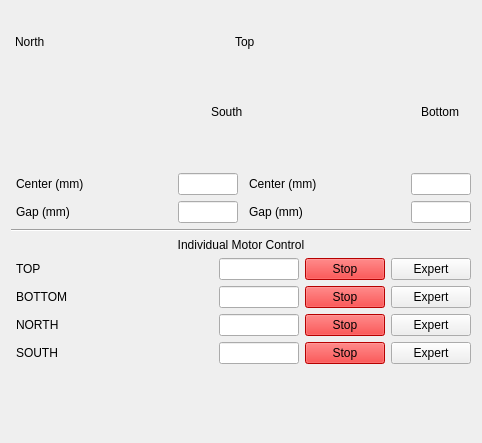
The window that pcdsdevices/ui/BeckhoffSlits.detailed.ui (pcdshub/pcdsdevices) describes before a commit, drawn with Qt 5.
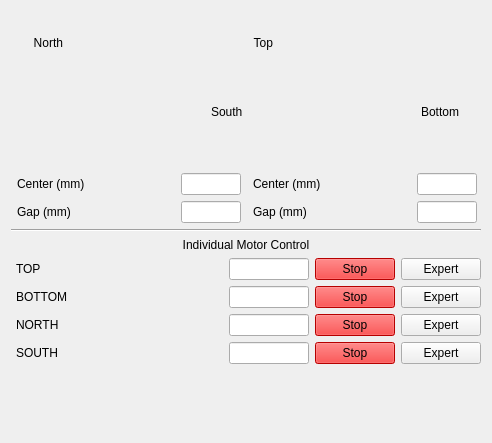
The same window after the commit. Custom widgets are drawn as their Qt base class.

Commit message: ENH: normalize the layouts across the slits screens

Diff of the .ui file:
```diff
--- a/pcdsdevices/ui/BeckhoffSlits.detailed.ui
+++ b/pcdsdevices/ui/BeckhoffSlits.detailed.ui
@@ -6,7 +6,7 @@
    <rect>
     <x>0</x>
     <y>0</y>
-    <width>480</width>
+    <width>488</width>
     <height>443</height>
    </rect>
   </property>
@@ -30,7 +30,7 @@
      </property>
     </widget>
    </item>
-   <item alignment="Qt::AlignHCenter">
+   <item>
     <widget class="QFrame" name="frame">
      <property name="sizePolicy">
       <sizepolicy hsizetype="Fixed" vsizetype="Fixed">
@@ -40,18 +40,22 @@
      </property>
      <property name="minimumSize">
       <size>
-       <width>460</width>
+       <width>470</width>
        <height>150</height>
       </size>
      </property>
      <property name="maximumSize">
       <size>
-       <width>460</width>
+       <width>470</width>
        <height>150</height>
       </size>
      </property>
      <property name="styleSheet">
-      <string notr="true"/>
+      <string notr="true">PyDMLabel {
+color: black;
+background-color: none;
+border-radius: 0px;
+}</string>
      </property>
      <property name="frameShape">
       <enum>QFrame::NoFrame</enum>
@@ -394,13 +398,16 @@
        <rect>
         <x>4</x>
         <y>18</y>
-        <width>47</width>
-        <height>14</height>
+        <width>48</width>
+        <height>16</height>
        </rect>
       </property>
       <property name="text">
        <string>North</string>
       </property>
+      <property name="alignment">
+       <set>Qt::AlignRight|Qt::AlignTrailing|Qt::AlignVCenter</set>
+      </property>
      </widget>
      <widget class="QLabel" name="label_6">
       <property name="geometry">
@@ -420,13 +427,16 @@
        <rect>
         <x>224</x>
         <y>18</y>
-        <width>47</width>
-        <height>14</height>
+        <width>38</width>
+        <height>16</height>
        </rect>
       </property>
       <property name="text">
        <string>Top</string>
       </property>
+      <property name="alignment">
+       <set>Qt::AlignRight|Qt::AlignTrailing|Qt::AlignVCenter</set>
+      </property>
      </widget>
      <widget class="QLabel" name="label_8">
       <property name="geometry">
```
The commit also changes 1 other file.
